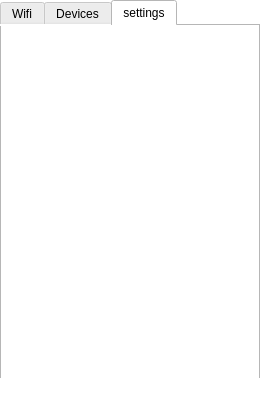
Above: mainwindow.ui from YinboWu/WifiAssist before the change. Below: the same form after it.
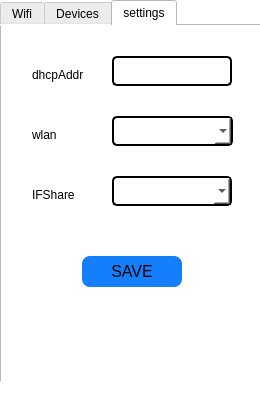
That is the form after the change. The open tabs and pages were chosen to show the change. Icons and pictures are not drawn.

The edit to the form file:
```diff
--- a/mainwindow.ui
+++ b/mainwindow.ui
@@ -7,13 +7,19 @@
     <x>0</x>
     <y>0</y>
     <width>260</width>
-    <height>400</height>
+    <height>403</height>
    </rect>
   </property>
+  <property name="minimumSize">
+   <size>
+    <width>0</width>
+    <height>0</height>
+   </size>
+  </property>
   <property name="maximumSize">
    <size>
     <width>260</width>
-    <height>400</height>
+    <height>422</height>
    </size>
   </property>
   <property name="font">
@@ -34,17 +40,50 @@
    <string notr="true">background-color: rgb(255, 255, 255);</string>
   </property>
   <widget class="QWidget" name="centralWidget">
+   <property name="minimumSize">
+    <size>
+     <width>0</width>
+     <height>0</height>
+    </size>
+   </property>
+   <property name="layoutDirection">
+    <enum>Qt::LeftToRight</enum>
+   </property>
+   <property name="autoFillBackground">
+    <bool>false</bool>
+   </property>
    <widget class="QTabWidget" name="tabWidget">
+    <property name="enabled">
+     <bool>true</bool>
+    </property>
     <property name="geometry">
      <rect>
       <x>0</x>
       <y>0</y>
-      <width>260</width>
+      <width>261</width>
       <height>400</height>
      </rect>
     </property>
+    <property name="minimumSize">
+     <size>
+      <width>260</width>
+      <height>400</height>
+     </size>
+    </property>
+    <property name="focusPolicy">
+     <enum>Qt::NoFocus</enum>
+    </property>
+    <property name="autoFillBackground">
+     <bool>false</bool>
+    </property>
     <property name="styleSheet">
-     <string notr="true"/>
+     <string notr="true">color: rgb(0, 0, 0);</string>
+    </property>
+    <property name="tabPosition">
+     <enum>QTabWidget::North</enum>
+    </property>
+    <property name="tabShape">
+     <enum>QTabWidget::Rounded</enum>
     </property>
     <property name="currentIndex">
      <number>1</number>
@@ -254,6 +293,141 @@
      <attribute name="title">
       <string>settings</string>
      </attribute>
+     <widget class="QLineEdit" name="lineEdit_ap">
+      <property name="enabled">
+       <bool>false</bool>
+      </property>
+      <property name="geometry">
+       <rect>
+        <x>110</x>
+        <y>30</y>
+        <width>120</width>
+        <height>30</height>
+       </rect>
+      </property>
+      <property name="font">
+       <font>
+        <pointsize>9</pointsize>
+       </font>
+      </property>
+      <property name="focusPolicy">
+       <enum>Qt::ClickFocus</enum>
+      </property>
+      <property name="styleSheet">
+       <string notr="true">border: 1.5px solid #000000;
+border-radius: 5px;
+padding: 1px 2px 1px 2px;</string>
+      </property>
+      <property name="readOnly">
+       <bool>false</bool>
+      </property>
+     </widget>
+     <widget class="QLabel" name="label_ap">
+      <property name="geometry">
+       <rect>
+        <x>30</x>
+        <y>40</y>
+        <width>67</width>
+        <height>17</height>
+       </rect>
+      </property>
+      <property name="text">
+       <string>dhcpAddr</string>
+      </property>
+     </widget>
+     <widget class="QLabel" name="label_interface1">
+      <property name="geometry">
+       <rect>
+        <x>30</x>
+        <y>100</y>
+        <width>67</width>
+        <height>17</height>
+       </rect>
+      </property>
+      <property name="text">
+       <string>wlan</string>
+      </property>
+     </widget>
+     <widget class="QLabel" name="label_interface2">
+      <property name="geometry">
+       <rect>
+        <x>30</x>
+        <y>160</y>
+        <width>67</width>
+        <height>17</height>
+       </rect>
+      </property>
+      <property name="text">
+       <string>IFShare</string>
+      </property>
+     </widget>
+     <widget class="QComboBox" name="comboBox">
+      <property name="geometry">
+       <rect>
+        <x>110</x>
+        <y>90</y>
+        <width>121</width>
+        <height>30</height>
+       </rect>
+      </property>
+      <property name="autoFillBackground">
+       <bool>false</bool>
+      </property>
+      <property name="styleSheet">
+       <string notr="true">border: 1.5px solid #000000;
+border-radius: 5px;
+padding: 1px 2px 1px 2px;</string>
+      </property>
+     </widget>
+     <widget class="QComboBox" name="comboBox_2">
+      <property name="geometry">
+       <rect>
+        <x>110</x>
+        <y>150</y>
+        <width>120</width>
+        <height>30</height>
+       </rect>
+      </property>
+      <property name="styleSheet">
+       <string notr="true">border: 1.5px solid #000000;
+border-radius: 5px;
+padding: 1px 2px 1px 2px;</string>
+      </property>
+     </widget>
+     <widget class="QPushButton" name="pushButton_save">
+      <property name="geometry">
+       <rect>
+        <x>80</x>
+        <y>230</y>
+        <width>100</width>
+        <height>31</height>
+       </rect>
+      </property>
+      <property name="font">
+       <font>
+        <pointsize>12</pointsize>
+       </font>
+      </property>
+      <property name="focusPolicy">
+       <enum>Qt::NoFocus</enum>
+      </property>
+      <property name="styleSheet">
+       <string notr="true">border-radius:8px;
+background-color: rgb(21, 126, 251);
+border-width:px
+</string>
+      </property>
+      <property name="text">
+       <string>SAVE</string>
+      </property>
+     </widget>
+     <zorder>lineEdit_ap</zorder>
+     <zorder>comboBox</zorder>
+     <zorder>label_interface1</zorder>
+     <zorder>label_ap</zorder>
+     <zorder>comboBox_2</zorder>
+     <zorder>label_interface2</zorder>
+     <zorder>pushButton_save</zorder>
     </widget>
    </widget>
   </widget>
```
Left out of the diff: 50 changed lines with no effect on the pictures.
